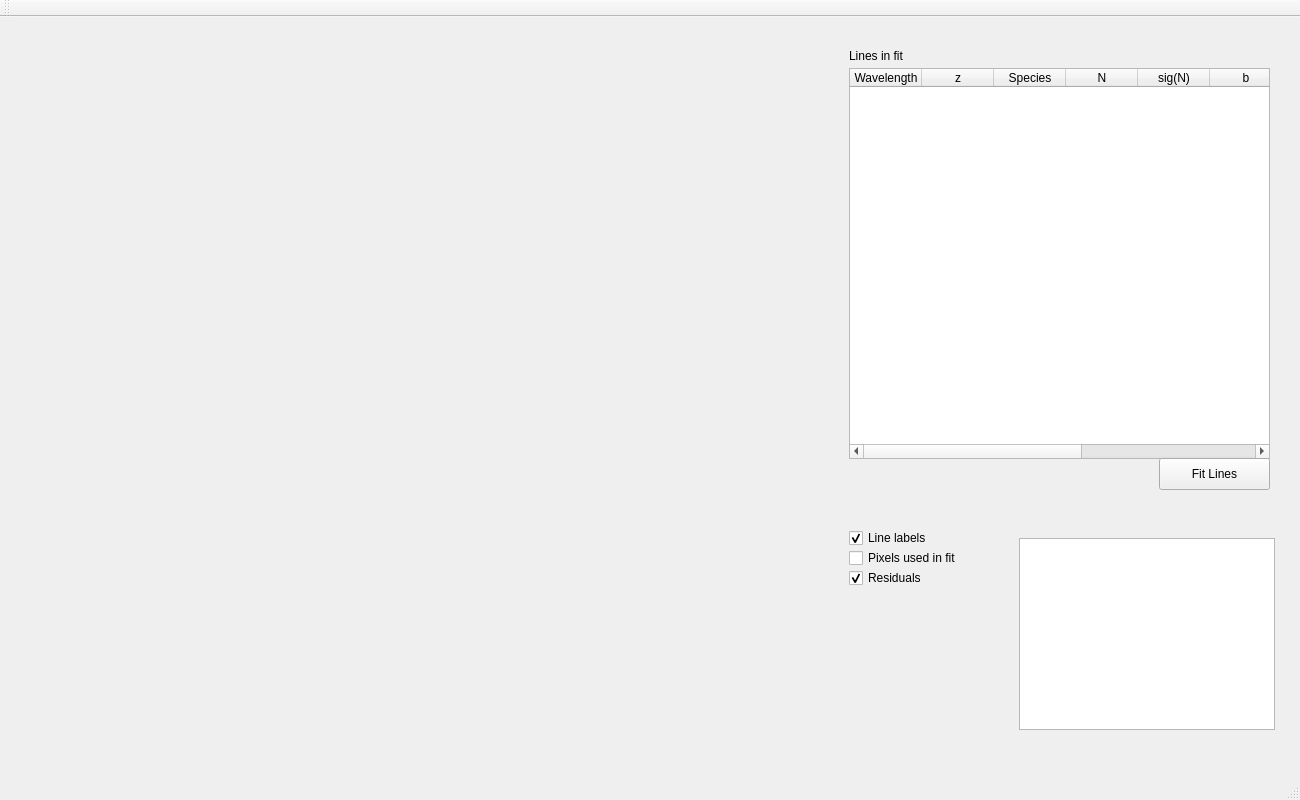
Above: joebvp/mainvpwindow.ui from smbet/veeper before the change. Below: the same form after it.
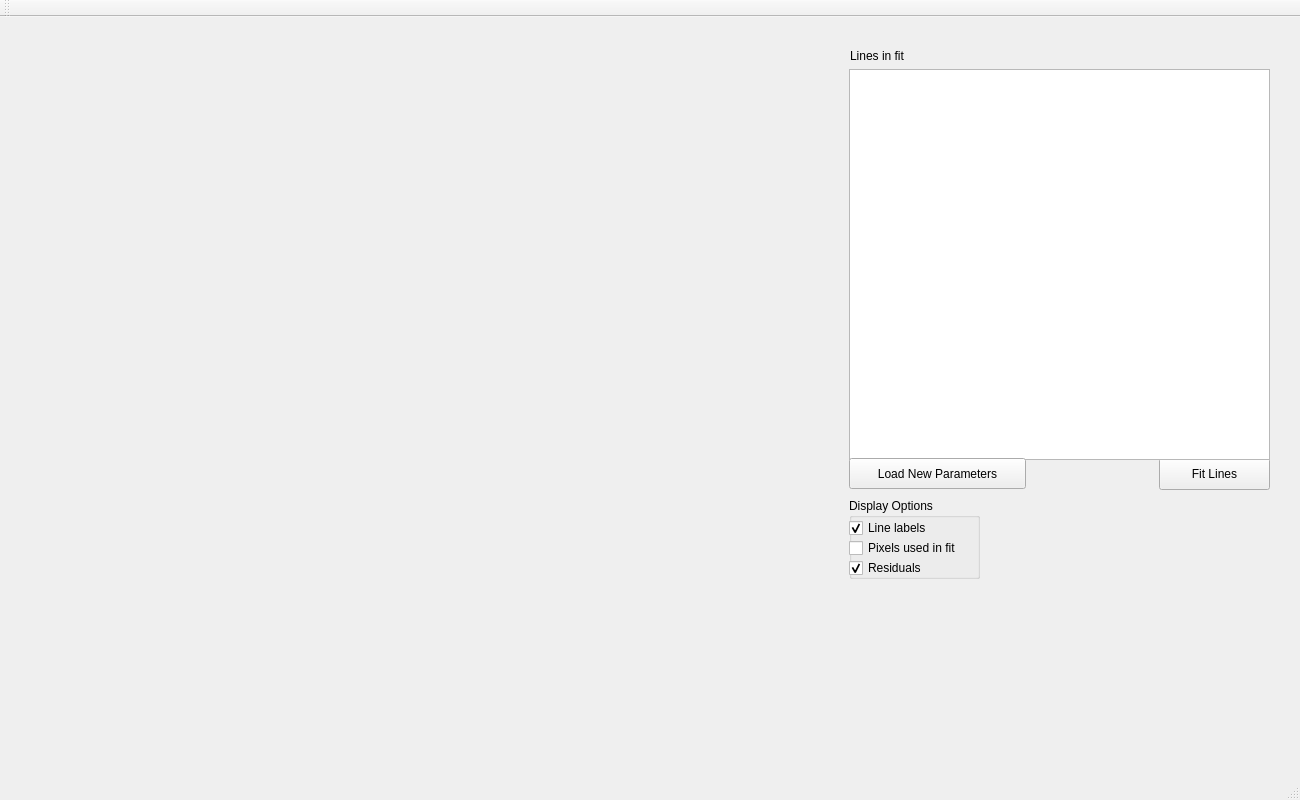
That is the form after the change.

Commit message: new 'Load New Parameters' button subplot adjustments

The edit to the form file:
```diff
--- a/joebvp/mainvpwindow.ui
+++ b/joebvp/mainvpwindow.ui
@@ -76,85 +76,12 @@
         <height>16777215</height>
        </size>
       </property>
-      <widget class="QTableWidget" name="lineList">
-       <property name="geometry">
-        <rect>
-         <x>10</x>
-         <y>40</y>
-         <width>421</width>
-         <height>391</height>
-        </rect>
-       </property>
-       <property name="sortingEnabled">
-        <bool>true</bool>
-       </property>
-       <property name="rowCount">
-        <number>0</number>
-       </property>
-       <property name="columnCount">
-        <number>9</number>
-       </property>
-       <attribute name="horizontalHeaderCascadingSectionResizes">
-        <bool>true</bool>
-       </attribute>
-       <attribute name="horizontalHeaderDefaultSectionSize">
-        <number>72</number>
-       </attribute>
-       <attribute name="horizontalHeaderMinimumSectionSize">
-        <number>15</number>
-       </attribute>
-       <column>
-        <property name="text">
-         <string>Wavelength</string>
-        </property>
-       </column>
-       <column>
-        <property name="text">
-         <string>z</string>
-        </property>
-       </column>
-       <column>
-        <property name="text">
-         <string>Species</string>
-        </property>
-       </column>
-       <column>
-        <property name="text">
-         <string>N</string>
-        </property>
-       </column>
-       <column>
-        <property name="text">
-         <string>sig(N)</string>
-        </property>
-       </column>
-       <column>
-        <property name="text">
-         <string>b</string>
-        </property>
-       </column>
-       <column>
-        <property name="text">
-         <string>sig(b)</string>
-        </property>
-       </column>
-       <column>
-        <property name="text">
-         <string>v</string>
-        </property>
-       </column>
-       <column>
-        <property name="text">
-         <string>sig(v)</string>
-        </property>
-       </column>
-      </widget>
       <widget class="QLabel" name="label">
        <property name="geometry">
         <rect>
-         <x>10</x>
+         <x>11</x>
          <y>20</y>
-         <width>111</width>
+         <width>66</width>
          <height>16</height>
         </rect>
        </property>
@@ -175,24 +102,33 @@
         <string>Fit Lines</string>
        </property>
       </widget>
-      <widget class="QCheckBox" name="boxFitpix">
+      <widget class="QTableView" name="tableView">
        <property name="geometry">
         <rect>
          <x>10</x>
-         <y>520</y>
-         <width>131</width>
-         <height>20</height>
+         <y>41</y>
+         <width>421</width>
+         <height>391</height>
         </rect>
        </property>
-       <property name="text">
-        <string>Pixels used in fit</string>
-       </property>
       </widget>
+      <widget class="QGroupBox" name="groupBox">
+       <property name="geometry">
+        <rect>
+         <x>10</x>
+         <y>470</y>
+         <width>131</width>
+         <height>81</height>
+        </rect>
+       </property>
+       <property name="title">
+        <string>Display Options</string>
+       </property>
       <widget class="QCheckBox" name="boxLineLabel">
        <property name="geometry">
         <rect>
-         <x>10</x>
-         <y>500</y>
+          <x>0</x>
+          <y>20</y>
          <width>131</width>
          <height>20</height>
         </rect>
@@ -204,11 +140,24 @@
         <bool>true</bool>
        </property>
       </widget>
+       <widget class="QCheckBox" name="boxFitpix">
+        <property name="geometry">
+         <rect>
+          <x>0</x>
+          <y>40</y>
+          <width>131</width>
+          <height>20</height>
+         </rect>
+        </property>
+        <property name="text">
+         <string>Pixels used in fit</string>
+        </property>
+       </widget>
       <widget class="QCheckBox" name="boxResiduals">
        <property name="geometry">
         <rect>
-         <x>10</x>
-         <y>540</y>
+          <x>0</x>
+          <y>60</y>
          <width>131</width>
          <height>20</height>
         </rect>
@@ -220,15 +169,19 @@
         <bool>true</bool>
        </property>
       </widget>
-      <widget class="QTableView" name="tableView">
+      </widget>
+      <widget class="QPushButton" name="loadParsButton">
        <property name="geometry">
         <rect>
-         <x>180</x>
-         <y>510</y>
-         <width>256</width>
-         <height>192</height>
+         <x>10</x>
+         <y>430</y>
+         <width>177</width>
+         <height>31</height>
         </rect>
        </property>
+       <property name="text">
+        <string>Load New Parameters</string>
+       </property>
       </widget>
      </widget>
     </item>
```
Left out of the diff: 21 changed lines with no effect on the pictures. Lines whose indentation alone changed are shown as unchanged. The commit also changes 3 other files.
